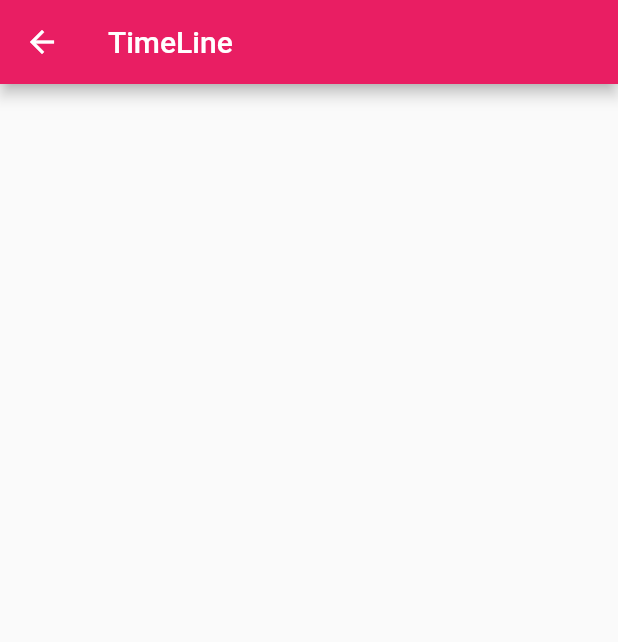
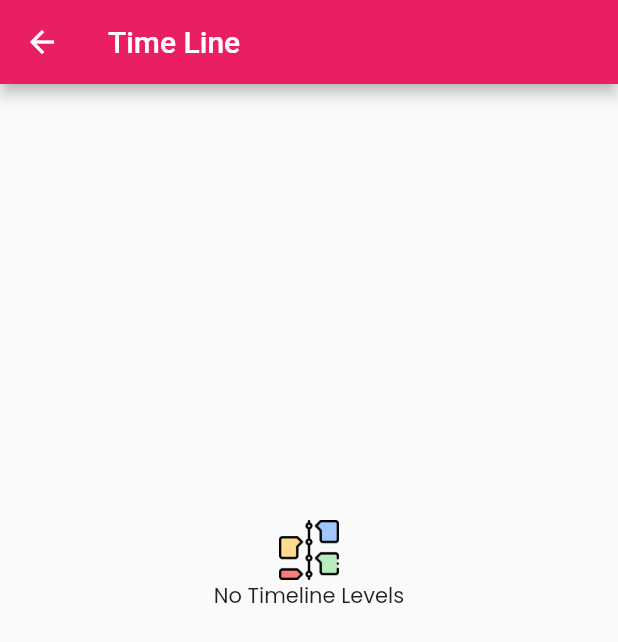
Before and after one commit to qlicue-digital-agency-ltd/aunty-rafiki, a Flutter app: the TimeLinePage screen opened by its route, on a phone screen of 412 x 824 dp. Shown: the top 642 px of the screen. Run offline on Flutter 3.47's test engine with Material 2 defaults, Android fonts, the phone set to English and light mode, and no system bars; our stand-ins replace audioplayers, cloud_firestore, date_time_picker, firebase_auth, firebase_core, firebase_storage and 9 more; missing offline and left inert: multi_image_picker; accounts and stored records are empty; network calls fail.

Commit message:
timeline and tracker bug fixes

```diff
--- a/lib/main.dart
+++ b/lib/main.dart
@@ -5,6 +5,7 @@ import 'package:aunty_rafiki/providers/blood_level_provider.dart';
 import 'package:aunty_rafiki/providers/chat_provider.dart';
 import 'package:aunty_rafiki/providers/task_provider.dart';
 import 'package:aunty_rafiki/providers/text_to_speech_provider.dart';
+import 'package:aunty_rafiki/providers/timeline_provider.dart';
 import 'package:aunty_rafiki/providers/tracker_provider.dart';
 import 'package:aunty_rafiki/providers/utility_provider.dart';
 import 'package:flutter/material.dart';
@@ -21,7 +22,8 @@ void main() {
     ChangeNotifierProvider(create: (_) => TaskProvider()),
     ChangeNotifierProvider(create: (_) => AppointmentProvider()),
     ChangeNotifierProvider(create: (_) => BloodLevelProvider()),
-    ChangeNotifierProvider<BabyBumpProvider>(create: (_) => BabyBumpProvider()),
-    ChangeNotifierProvider<TrackerProvider>(create: (_) => TrackerProvider()),
+    ChangeNotifierProvider(create: (_) => TimelineProvider()),
+    ChangeNotifierProvider(create: (_) => BabyBumpProvider()),
+    ChangeNotifierProvider(create: (_) => TrackerProvider()),
   ], child: App()));
 }
--- /dev/null
+++ b/lib/models/time_line.dart
@@ -0,0 +1,19 @@
+class Timeline {
+  const Timeline({
+    this.id,
+    this.time,
+    this.body,
+    this.image,
+  });
+  final int id;
+  final String body;
+  final String image;
+  final int time;
+
+  Timeline.fromMap(Map<String, dynamic> map)
+      : assert(map['id'] != null),
+        id = map['id'],
+        time = map['time'],
+        image = map['image'],
+        body = map['body'];
+}
--- a/lib/views/pages/time_line_page.dart
+++ b/lib/views/pages/time_line_page.dart
@@ -1,10 +1,165 @@
+import 'package:aunty_rafiki/models/media.dart';
+import 'package:aunty_rafiki/models/time_line.dart';
+import 'package:aunty_rafiki/providers/timeline_provider.dart';
+import 'package:aunty_rafiki/views/components/tiles/no_items.dart';
 import 'package:flutter/material.dart';
+import 'package:google_fonts/google_fonts.dart';
+import 'package:provider/provider.dart';
+import 'package:timeline_tile/timeline_tile.dart';
 
-class TimeLinePage extends StatelessWidget {
+class TimeLinePage extends StatefulWidget {
+  @override
+  _TimeLinePageState createState() => _TimeLinePageState();
+}
+
+class _TimeLinePageState extends State<TimeLinePage> {
   @override
   Widget build(BuildContext context) {
+    final _timelineProvider = Provider.of<TimelineProvider>(context);
     return Scaffold(
-      appBar: AppBar(title: Text('TimeLine')),
+      appBar: AppBar(
+        title: Text('Time Line'),
+      ),
+      body: Center(
+        child: Column(
+          children: <Widget>[
+            const SizedBox(height: 16),
+            Expanded(
+              child: _timelineProvider.isFetchingTimelineData
+                  ? Center(child: CircularProgressIndicator())
+                  : _Timeline(data: _timelineProvider.availableTimelines),
+            )
+          ],
+        ),
+      ),
     );
   }
 }
+
+class _Timeline extends StatelessWidget {
+  _Timeline({Key key, this.data}) : super(key: key);
+
+  final List<Timeline> data;
+  //bool _isPullToRefresh = false;
+
+  @override
+  Widget build(BuildContext context) {
+    final _timelineProvider = Provider.of<TimelineProvider>(context);
+    return RefreshIndicator(
+      onRefresh: () {
+        return _timelineProvider.fetchTimelines();
+      },
+      child: ListView.builder(
+        itemBuilder: (BuildContext context, int index) {
+          final isLeftChild = index.isEven;
+
+          return data.isEmpty
+              ? Center(
+                  child: Column(
+                    children: [
+                      SizedBox(
+                        height: MediaQuery.of(context).size.height / 3,
+                      ),
+                      NoItemTile(
+                        icon: 'assets/access/timeline.png',
+                        title: 'No Timeline Levels',
+                      ),
+                    ],
+                  ),
+                )
+              : TimelineTile(
+                  alignment: TimelineAlign.center,
+                  endChild: isLeftChild
+                      ? null
+                      : _TimelineChild(
+                          timeline: data[index],
+                          isLeftChild: isLeftChild,
+                        ),
+                  startChild: isLeftChild
+                      ? _TimelineChild(
+                          timeline: data[index],
+                          isLeftChild: isLeftChild,
+                        )
+                      : null,
+                  indicatorStyle: IndicatorStyle(
+                    width: 40,
+                    height: 40,
+                    indicator: _TimelineIndicator(time: data[index].time),
+                    drawGap: true,
+                  ),
+                  beforeLineStyle: LineStyle(
+                    color: Colors.pink.withOpacity(0.2),
+                    thickness: 3,
+                  ),
+                );
+        },
+        itemCount: data.isEmpty ? 1 : data.length,
+      ),
+    );
+  }
+}
+
+class _TimelineChild extends StatelessWidget {
+  _TimelineChild({
+    Key key,
+    this.timeline,
+    this.isLeftChild,
+  }) : super(key: key);
+
+  final Timeline timeline;
+  final bool isLeftChild;
+
+  @override
+  Widget build(BuildContext context) {
+    return Padding(
+      padding: isLeftChild
+          ? const EdgeInsets.only(left: 16, top: 10, bottom: 10, right: 10)
+          : const EdgeInsets.only(right: 16, top: 10, bottom: 10, left: 10),
+      child: Column(
+        mainAxisSize: MainAxisSize.min,
+        children: <Widget>[
+          Column(
+            children: [
+              Image.network(
+                timeline.image,
+                width: MediaQuery.of(context).size.width / 2,
+              ),
+              Row(
+                children: [Expanded(child: Text(timeline.body))],
+              ),
+            ],
+          ),
+        ],
+      ),
+    );
+  }
+}
+
+class _TimelineIndicator extends StatelessWidget {
+  const _TimelineIndicator({Key key, this.time}) : super(key: key);
+
+  final int time;
+
+  @override
+  Widget build(BuildContext context) {
+    return Container(
+      decoration: BoxDecoration(
+        border: Border.all(
+          color: Colors.pink.withOpacity(0.2),
+          width: 3,
+        ),
+        shape: BoxShape.circle,
+      ),
+      child: Center(
+        child: Text(
+          "$time",
+          style: GoogleFonts.dosis(
+            fontSize: 18,
+            color: Colors.pink,
+            fontWeight: FontWeight.bold,
+          ),
+        ),
+      ),
+    );
+  }
+}
```
Also changed, not shown: lib/providers/timeline_provider.dart (added, +57 -0 lines), lib/views/pages/tracker_page.dart (+12 -8 lines).
